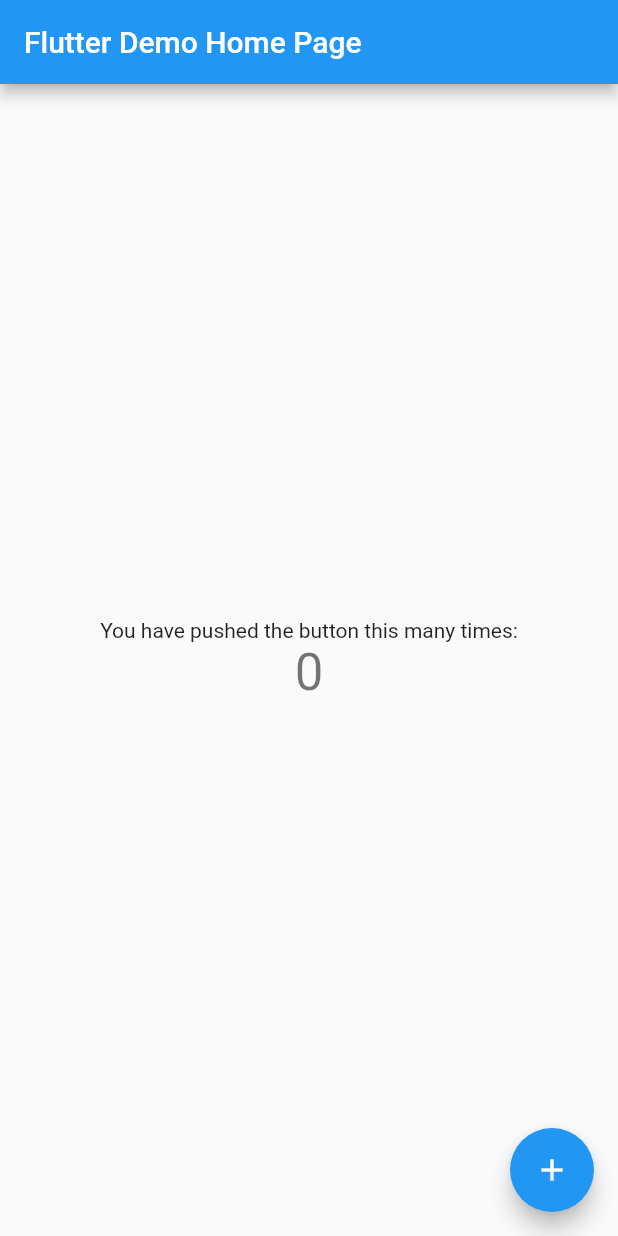
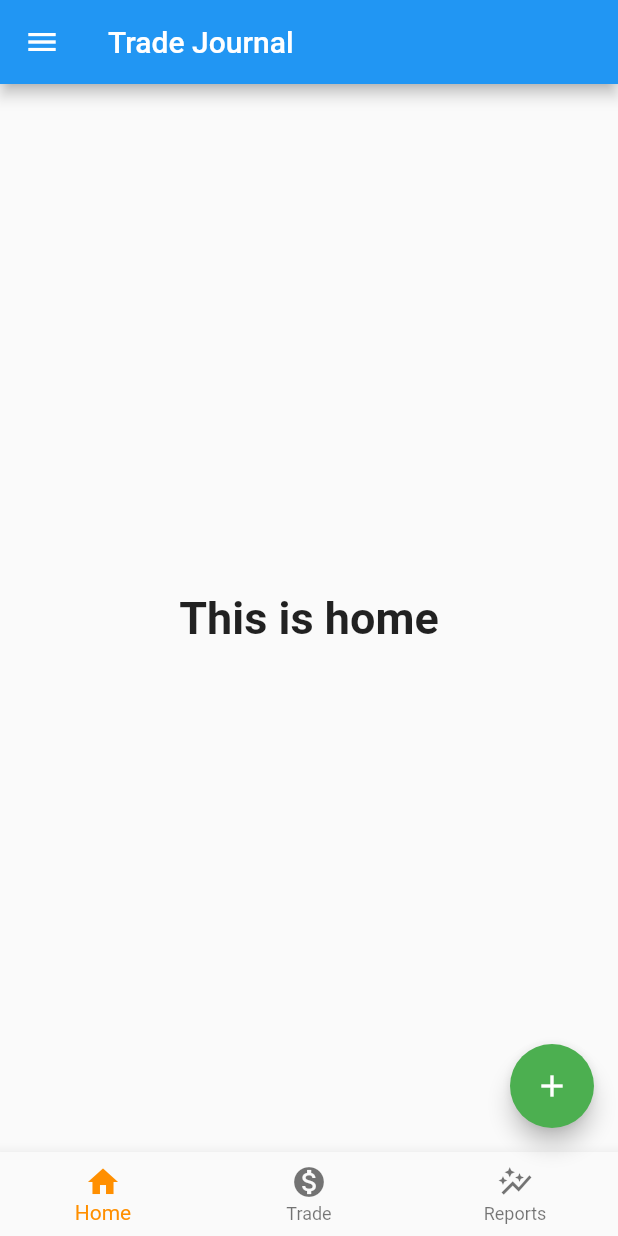
Before and after one commit to the-xperimentalist/tradeapp, a Flutter app: the screen it shows after launch, on a phone screen of 412 x 824 dp. Run offline on Flutter 3.47's test engine with Material 2 defaults, Android fonts, the phone set to English and light mode, and no system bars.

Commit message:
Complete basic app ui

```diff
--- a/mobile/lib/main.dart
+++ b/mobile/lib/main.dart
@@ -1,115 +1,119 @@
 import 'package:flutter/material.dart';
 
-void main() {
-  runApp(const MyApp());
-}
+void main() => runApp(const MyApp());
 
 class MyApp extends StatelessWidget {
   const MyApp({Key? key}) : super(key: key);
 
-  // This widget is the root of your application.
+  static const String _title = 'Flutter Code Sample';
+
   @override
   Widget build(BuildContext context) {
-    return MaterialApp(
-      title: 'Flutter Demo',
-      theme: ThemeData(
-        // This is the theme of your application.
-        //
-        // Try running your application with "flutter run". You'll see the
-        // application has a blue toolbar. Then, without quitting the app, try
-        // changing the primarySwatch below to Colors.green and then invoke
-        // "hot reload" (press "r" in the console where you ran "flutter run",
-        // or simply save your changes to "hot reload" in a Flutter IDE).
-        // Notice that the counter didn't reset back to zero; the application
-        // is not restarted.
-        primarySwatch: Colors.blue,
-      ),
-      home: const MyHomePage(title: 'Flutter Demo Home Page'),
+    return const MaterialApp(
+      title: _title,
+      home: MyStatefulWidget(),
     );
   }
 }
 
-class MyHomePage extends StatefulWidget {
-  const MyHomePage({Key? key, required this.title}) : super(key: key);
-
-  // This widget is the home page of your application. It is stateful, meaning
-  // that it has a State object (defined below) that contains fields that affect
-  // how it looks.
-
-  // This class is the configuration for the state. It holds the values (in this
-  // case the title) provided by the parent (in this case the App widget) and
-  // used by the build method of the State. Fields in a Widget subclass are
-  // always marked "final".
-
-  final String title;
+class MyStatefulWidget extends StatefulWidget {
+  const MyStatefulWidget({Key? key}) : super(key: key);
 
   @override
-  State<MyHomePage> createState() => _MyHomePageState();
+  State<MyStatefulWidget> createState() => _MyStatefulWidgetState();
 }
 
-class _MyHomePageState extends State<MyHomePage> {
-  int _counter = 0;
+class _MyStatefulWidgetState extends State<MyStatefulWidget> {
+  int _selectedIndex = 0;
+  static const TextStyle optionStyle =
+  TextStyle(fontSize: 30, fontWeight: FontWeight.bold);
+  static const List<Widget> _widgetOptions = <Widget>[
+    Text(
+      'This is home',
+      style: optionStyle,
+    ),
+    Text(
+      'Index 1: Business',
+      style: optionStyle,
+    ),
+    Text(
+      'Index 2: School',
+      style: optionStyle,
+    ),
+  ];
 
-  void _incrementCounter() {
+  void _onItemTapped(int index) {
     setState(() {
-      // This call to setState tells the Flutter framework that something has
-      // changed in this State, which causes it to rerun the build method below
-      // so that the display can reflect the updated values. If we changed
-      // _counter without calling setState(), then the build method would not be
-      // called again, and so nothing would appear to happen.
-      _counter++;
+      _selectedIndex = index;
     });
   }
 
   @override
   Widget build(BuildContext context) {
-    // This method is rerun every time setState is called, for instance as done
-    // by the _incrementCounter method above.
-    //
-    // The Flutter framework has been optimized to make rerunning build methods
-    // fast, so that you can just rebuild anything that needs updating rather
-    // than having to individually change instances of widgets.
     return Scaffold(
       appBar: AppBar(
-        // Here we take the value from the MyHomePage object that was created by
-        // the App.build method, and use it to set our appbar title.
-        title: Text(widget.title),
+        title: const Text('Trade Journal'),
       ),
-      body: Center(
-        // Center is a layout widget. It takes a single child and positions it
-        // in the middle of the parent.
-        child: Column(
-          // Column is also a layout widget. It takes a list of children and
-          // arranges them vertically. By default, it sizes itself to fit its
-          // children horizontally, and tries to be as tall as its parent.
-          //
-          // Invoke "debug painting" (press "p" in the console, choose the
-          // "Toggle Debug Paint" action from the Flutter Inspector in Android
-          // Studio, or the "Toggle Debug Paint" command in Visual Studio Code)
-          // to see the wireframe for each widget.
-          //
-          // Column has various properties to control how it sizes itself and
-          // how it positions its children. Here we use mainAxisAlignment to
-          // center the children vertically; the main axis here is the vertical
-          // axis because Columns are vertical (the cross axis would be
-          // horizontal).
-          mainAxisAlignment: MainAxisAlignment.center,
-          children: <Widget>[
-            const Text(
-              'You have pushed the button this many times:',
+      drawer: Drawer(
+        child: ListView(
+          padding: EdgeInsets.zero,
+          children: const <Widget>[
+            DrawerHeader(
+              decoration: BoxDecoration(
+                color: Colors.blue,
+              ),
+              child: Text(
+                'Drawer Header',
+                style: TextStyle(
+                  color: Colors.white,
+                  fontSize: 24,
+                ),
+              ),
             ),
-            Text(
-              '$_counter',
-              style: Theme.of(context).textTheme.headline4,
+            ListTile(
+              leading: Icon(Icons.message),
+              title: Text('Messages'),
+            ),
+            ListTile(
+              leading: Icon(Icons.account_circle),
+              title: Text('Profile'),
+            ),
+            ListTile(
+              leading: Icon(Icons.settings),
+              title: Text('Settings'),
             ),
           ],
         ),
       ),
+      body: Center(
+        child: _widgetOptions.elementAt(_selectedIndex),
+      ),
+      bottomNavigationBar: BottomNavigationBar(
+        items: const <BottomNavigationBarItem>[
+          BottomNavigationBarItem(
+            icon: Icon(Icons.home),
+            label: 'Home',
+          ),
+          BottomNavigationBarItem(
+            icon: Icon(Icons.monetization_on),
+            label: 'Trade',
+          ),
+          BottomNavigationBarItem(
+            icon: Icon(Icons.auto_graph),
+            label: 'Reports',
+          ),
+        ],
+        currentIndex: _selectedIndex,
+        selectedItemColor: Colors.amber[800],
+        onTap: _onItemTapped,
+      ),
       floatingActionButton: FloatingActionButton(
-        onPressed: _incrementCounter,
-        tooltip: 'Increment',
+        onPressed: () {
+          // Add your onPressed code here!
+        },
+        backgroundColor: Colors.green,
         child: const Icon(Icons.add),
-      ), // This trailing comma makes auto-formatting nicer for build methods.
+      ),
     );
   }
 }
```
Also changed, not shown: 5 other files.
